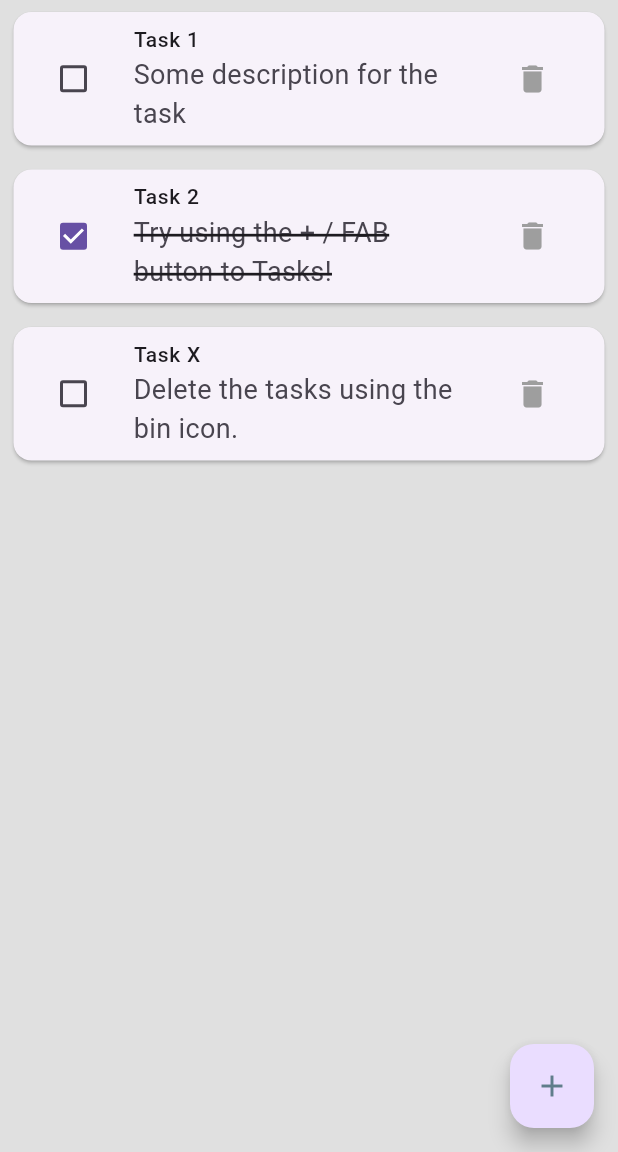
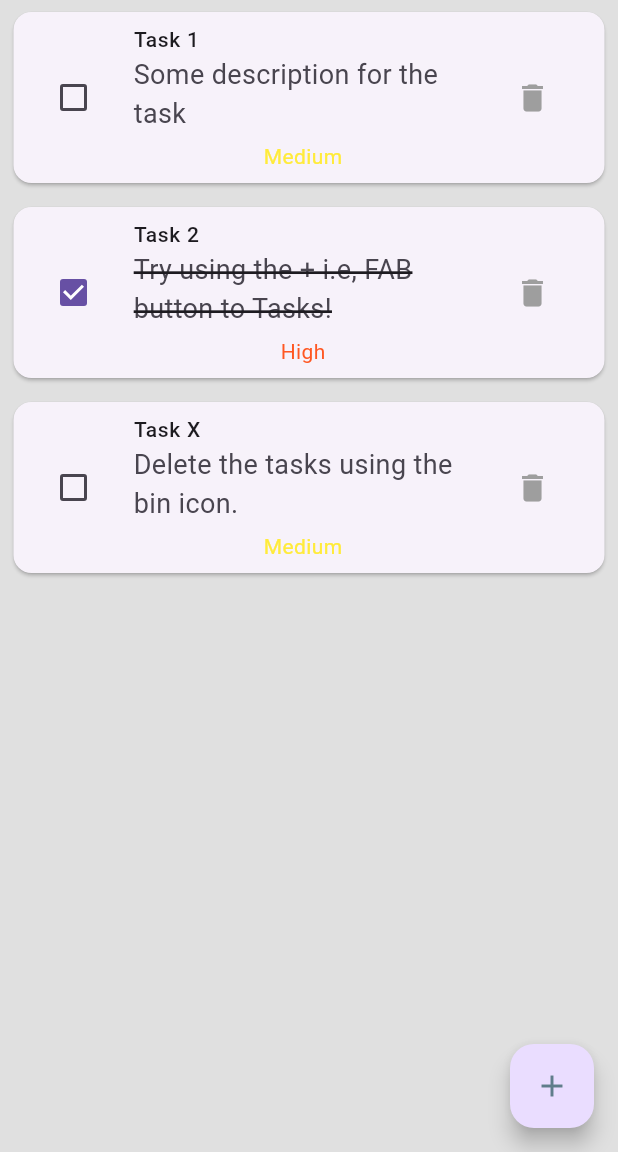
Before and after one commit to Pixel-Code-Hub206/MindSlate, a Flutter app: the screen it shows after launch, on a phone screen of 412 x 824 dp, the part 84-1236 px from its top. Run offline on Flutter 3.47's test engine with Material 3 defaults, Android fonts, the phone set to English and light mode, and no system bars; our stand-ins replace device_preview; Roboto replaces fonts that are missing (Poppins).

Commit message:
Added functionality to the priority instance by presenting it over the UI for every to-do task

```diff
--- a/lib/pages/home_screen.dart
+++ b/lib/pages/home_screen.dart
@@ -18,7 +18,7 @@ class _HomeState extends State<Home> {
 
   final List<Tasks> _tasks = [
     Tasks(isTitle: 'Task 1', isBody: 'Some description for the task', priority: Priority.medium, isDone: false),
-    Tasks(isTitle: 'Task 2', isBody: 'Try using the + / FAB button to Tasks!', priority: Priority.medium, isDone: true),
+    Tasks(isTitle: 'Task 2', isBody: 'Try using the + i.e, FAB button to Tasks!', priority: Priority.high, isDone: true),
     Tasks(isTitle: 'Task X', isBody: 'Delete the tasks using the bin icon.', priority: Priority.medium, isDone: false),
   ];
 
@@ -46,7 +46,7 @@ class _HomeState extends State<Home> {
 
                       title: Text(
                         '${_tasks[index].isTitle}',
-                        // style: TextStyle(
+                        // style: TextStyle(  // //Optional if one wants to strike the headers
                         //   fontSize: 18.0,
                         //   decoration: _tasks[index].isDone  //If the task is finished
                         //       ? TextDecoration.lineThrough    //Strike it!
@@ -55,8 +55,10 @@ class _HomeState extends State<Home> {
                         // ),
                       ),
 
-                    subtitle: Text(
-                      '${_tasks[index].isBody}',
+                    subtitle: Column(
+                      children: [
+                        Text(
+                          _tasks[index].isBody,
                           style: TextStyle(
                             fontSize: 18.0,
                             decoration: _tasks[index].isDone  //If the task is finished
@@ -64,6 +66,17 @@ class _HomeState extends State<Home> {
                                 : TextDecoration.none,
                             decorationThickness: _tasks[index].isDone ? 2 : null,
                           ),
+                        ),
+
+                        SizedBox(height: 5.0),
+
+                        Text(
+                          _tasks[index].priority.pTitle,
+                          style: TextStyle(
+                            color: _tasks[index].priority.color,
+                          ),
+                        ),
+                      ],
                     ),
 
                     trailing: IconButton(onPressed: (){
@@ -81,7 +94,7 @@ class _HomeState extends State<Home> {
         floatingActionButton: Builder(
             builder: (innerContext) => FloatingActionButton(
               onPressed: () {
-                print('Task added to the list');
+                print('FAB clicked!');
                 showModalBottomSheet(context: context,
                   builder: (BuildContext context)
                   {
@@ -139,7 +152,9 @@ class _HomeState extends State<Home> {
                                 );
                             }).toList(),
                                 onChanged: (value) {
-                                print(value);
+                                setState(() {
+                                  _selectedPriority = value!; //Save the selected priority and rebuild the widget
+                                });
                                 },
                             ),
 
@@ -178,9 +193,9 @@ class _HomeState extends State<Home> {
   void addTask(){
     setState(() {   //Using SetState to display changes in the actual UI by updating the list within
       _tasks.add(Tasks(
-          isTitle: _taskTitle,
+          isTitle: _taskTitle,    //Saving the local input data and storing it with a new instance for the list
           isBody: _taskBody,
-          priority: Priority.medium,
+          priority: _selectedPriority,
           isDone: false
       ));
     });
```
Lines whose indentation alone changed are shown as unchanged.
